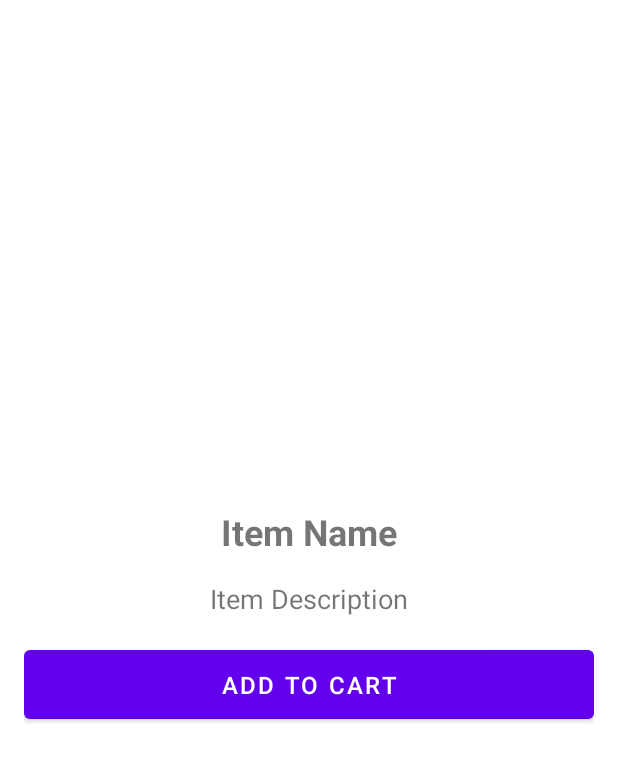
After one commit to pratistha-05/branchApp, an Android app built with Jetpack Compose: the DetailScreen screen opened directly, with no data from a screen before it, on a phone screen of 412 x 824 dp. The commit adds this screen. Shown: the top 762 px of the screen. Run offline under Robolectric (Android 15) with nearby library versions, the phone set to English and light mode, and no system bars; libraries missing offline, so code that uses them is left out: io.branch.indexing, io.branch.referral.

Commit message:
generating logs for events

```diff
--- /dev/null
+++ b/app/src/main/java/com/example/branchdemo/DetailScreen.kt
@@ -0,0 +1,65 @@
+package com.example.branchdemo
+
+import android.os.Bundle
+import android.widget.Button
+import android.widget.TextView
+import androidx.appcompat.app.AppCompatActivity
+import com.example.branchdemo.data.model.Item
+import io.branch.indexing.BranchUniversalObject
+import io.branch.referral.util.BRANCH_STANDARD_EVENT
+import io.branch.referral.util.BranchContentSchema
+import io.branch.referral.util.BranchEvent
+import io.branch.referral.util.ContentMetadata
+import io.branch.referral.util.CurrencyType
+
+class DetailScreen : AppCompatActivity() {
+
+  override fun onCreate(savedInstanceState: Bundle?) {
+    super.onCreate(savedInstanceState)
+    setContentView(R.layout.activity_detail_screen)
+
+    // Retrieve the item passed from the MainActivity
+    val item = intent.getSerializableExtra("ITEM") as? Item
+
+    // Find the TextViews to display the item details
+    val itemNameTextView: TextView = findViewById(R.id.item_name_detail)
+    val itemDescriptionTextView: TextView = findViewById(R.id.item_description_detail)
+
+    // Display item details if the item is not null
+    item?.let {
+      itemNameTextView.text = it.name
+      itemDescriptionTextView.text = it.description
+    }
+
+    val addToCartButton = findViewById<Button>(R.id.btn_cart)
+    addToCartButton.setOnClickListener {
+      addItemToCart(item?.id, item?.name, item?.description)
+    }
+  }
+
+  private fun addItemToCart(id: String?, name: String?, description: String?) {
+    val buo = BranchUniversalObject()
+      .setCanonicalIdentifier("myprod/1234")
+      .setCanonicalUrl("https://test_canonical_url")
+      .setTitle("test_title")
+      .setContentMetadata(
+        ContentMetadata()
+
+          .setProductName(name)
+          .setProductCondition(ContentMetadata.CONDITION.EXCELLENT)
+          .setProductVariant(description)
+          .setContentSchema(BranchContentSchema.COMMERCE_PRODUCT)
+      )
+      .addKeyWord("keyword1")
+      .addKeyWord("keyword2")
+
+
+    //  Create an event
+    BranchEvent(BRANCH_STANDARD_EVENT.ADD_TO_CART)
+
+      .addCustomDataProperty("id", id)
+      .addCustomDataProperty("description", description)
+      .addContentItems(buo)
+      .logEvent(applicationContext)
+  }
+}
--- a/app/src/main/java/com/example/branchdemo/adapter/ItemAdapter.kt
+++ b/app/src/main/java/com/example/branchdemo/adapter/ItemAdapter.kt
@@ -8,7 +8,8 @@ import androidx.recyclerview.widget.RecyclerView
 import com.example.branchdemo.R
 import com.example.branchdemo.data.model.Item
 
-class ItemAdapter(private val itemList: List<Item>) : RecyclerView.Adapter<ItemAdapter.ItemViewHolder>() {
+class ItemAdapter(private val itemList: List<Item>, private val itemClickListener: (Item) -> Unit
+) : RecyclerView.Adapter<ItemAdapter.ItemViewHolder>() {
 
   class ItemViewHolder(itemView: View) : RecyclerView.ViewHolder(itemView) {
     val itemName: TextView = itemView.findViewById(R.id.item_name)
@@ -24,6 +25,9 @@ class ItemAdapter(private val itemList: List<Item>) : RecyclerView.Adapter<ItemA
     val item = itemList[position]
     holder.itemName.text = item.name
     holder.itemDescription.text = item.description
+    holder.itemView.setOnClickListener {
+      itemClickListener(item)
+    }
   }
 
   override fun getItemCount(): Int = itemList.size
--- a/app/src/main/java/com/example/branchdemo/data/model/Item.kt
+++ b/app/src/main/java/com/example/branchdemo/data/model/Item.kt
@@ -1,7 +1,9 @@
 package com.example.branchdemo.data.model
+
+import java.io.Serializable
 
 data class Item(
   val id: String,
   val name: String,
   val description: String
-)
+): Serializable
--- /dev/null
+++ b/app/src/main/res/layout/activity_detail_screen.xml
@@ -0,0 +1,35 @@
+<?xml version="1.0" encoding="utf-8"?>
+<LinearLayout xmlns:android="http://schemas.android.com/apk/res/android"
+    android:layout_width="match_parent"
+    android:layout_height="match_parent"
+    android:orientation="vertical"
+    android:padding="16dp"
+    android:gravity="center">
+
+  <TextView
+      android:id="@+id/item_name_detail"
+      android:layout_width="wrap_content"
+      android:layout_height="wrap_content"
+      android:text="Item Name"
+      android:textSize="24sp"
+      android:textStyle="bold"
+      android:layout_marginBottom="16dp"/>
+
+  <TextView
+      android:id="@+id/item_description_detail"
+      android:layout_width="wrap_content"
+      android:layout_height="wrap_content"
+      android:text="Item Description"
+      android:textSize="18sp"/>
+
+  <Button
+      android:id="@+id/btn_cart"
+      android:layout_width="match_parent"
+      android:layout_height="wrap_content"
+      android:text="Add to Cart"
+      android:textSize="16sp"
+      android:padding="12dp"
+      android:layout_marginTop="16dp"/>
+
+
+</LinearLayout>
```
Also changed, not shown: app/src/main/AndroidManifest.xml (+6 -4 lines), app/src/main/java/com/example/branchdemo/MainActivity.kt (+22 -5 lines), app/src/main/java/com/example/branchdemo/ProfileActivity.kt (+11 -0 lines).
